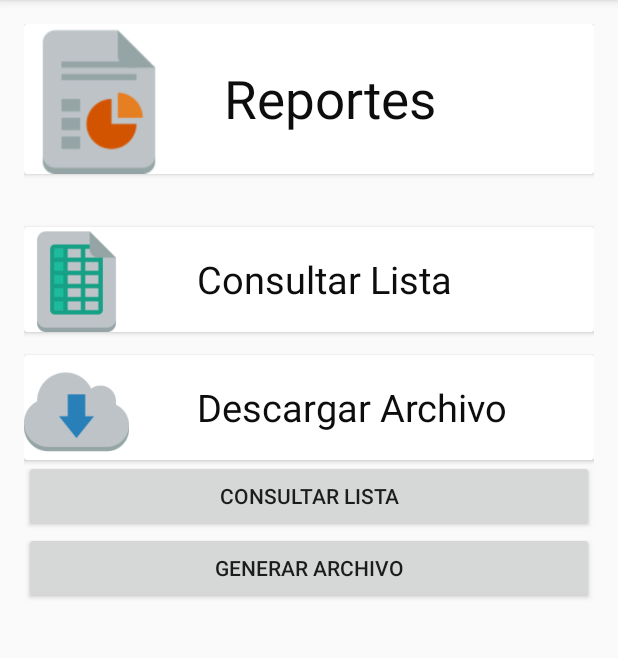
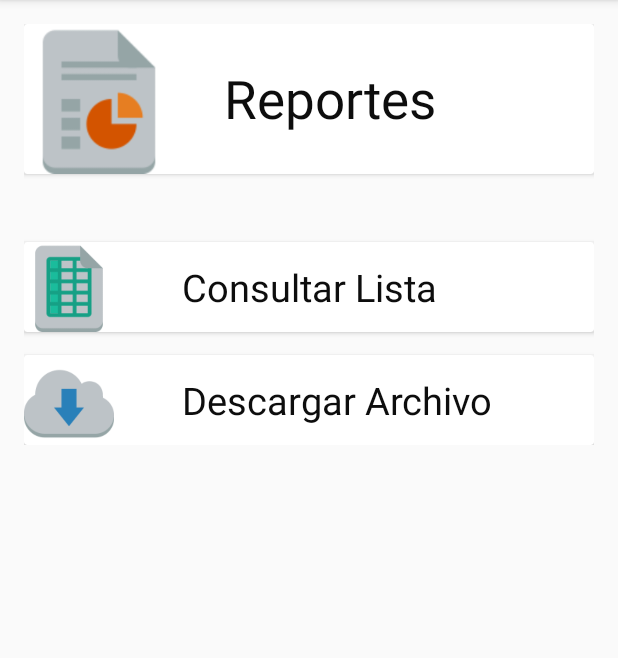
Before and after one commit to angieBabel/OpenDoor, an Android app: the reportes screen opened directly, with no data from a screen before it, on a phone screen of 412 x 824 dp, the part 84-742 px from its top. Run offline under Robolectric (Android 15) with nearby library versions, the phone set to English and light mode, and no system bars.

Commit message:
Acomodo de navegabilidad
]Se agrego mejoras en la navegabilidad de la aplicación de  las
interfaces

```diff
--- a/app/src/main/res/layout/activity_reportes.xml
+++ b/app/src/main/res/layout/activity_reportes.xml
@@ -49,10 +49,10 @@
     <LinearLayout
         android:orientation="vertical"
         android:layout_width="match_parent"
-        android:layout_height="match_parent"
+        android:layout_height="wrap_content"
         android:layout_below="@+id/view"
         android:layout_centerHorizontal="true"
-        android:layout_marginTop="20dp">
+        android:layout_marginTop="30dp">
 
 
         <android.support.v7.widget.CardView
@@ -67,8 +67,8 @@
                 android:onClick="Listas">
 
                 <ImageView
-                    android:layout_width="70dp"
-                    android:layout_height="70dp"
+                    android:layout_width="60dp"
+                    android:layout_height="60dp"
                     android:id="@+id/imageconsulList"
                     android:src="@drawable/lista"
                     android:layout_alignParentTop="true"
@@ -106,8 +106,8 @@
                 android:layout_height="match_parent">
 
                 <ImageView
-                    android:layout_width="70dp"
-                    android:layout_height="70dp"
+                    android:layout_width="60dp"
+                    android:layout_height="60dp"
                     android:id="@+id/imagedescargar"
                     android:src="@drawable/guardar"
                     android:layout_alignParentTop="true"
@@ -133,21 +133,6 @@
 
         </android.support.v7.widget.CardView>
 
-        <Button
-            android:layout_width="fill_parent"
-            android:layout_height="wrap_content"
-            android:text="Consultar lista"
-            android:id="@+id/button3"
-            android:layout_gravity="center_horizontal"
-            android:onClick="Listas" />
-
-        <Button
-            android:layout_width="fill_parent"
-            android:layout_height="wrap_content"
-            android:text="Generar archivo"
-            android:id="@+id/button4"
-            android:layout_gravity="center_horizontal"
-            android:onClick="ArchivosPDF" />
     </LinearLayout>
 
 
```
Also changed, not shown: app/src/main/java/com/example/yoo/opendoor/Generadorpdf.java (+49 -1 lines).
